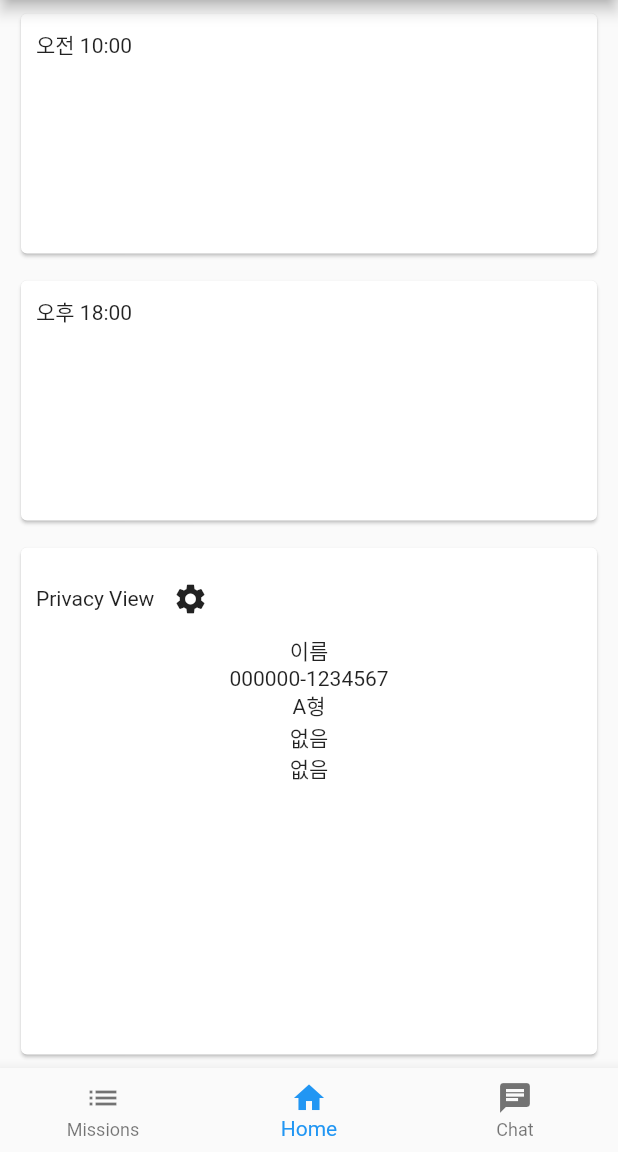
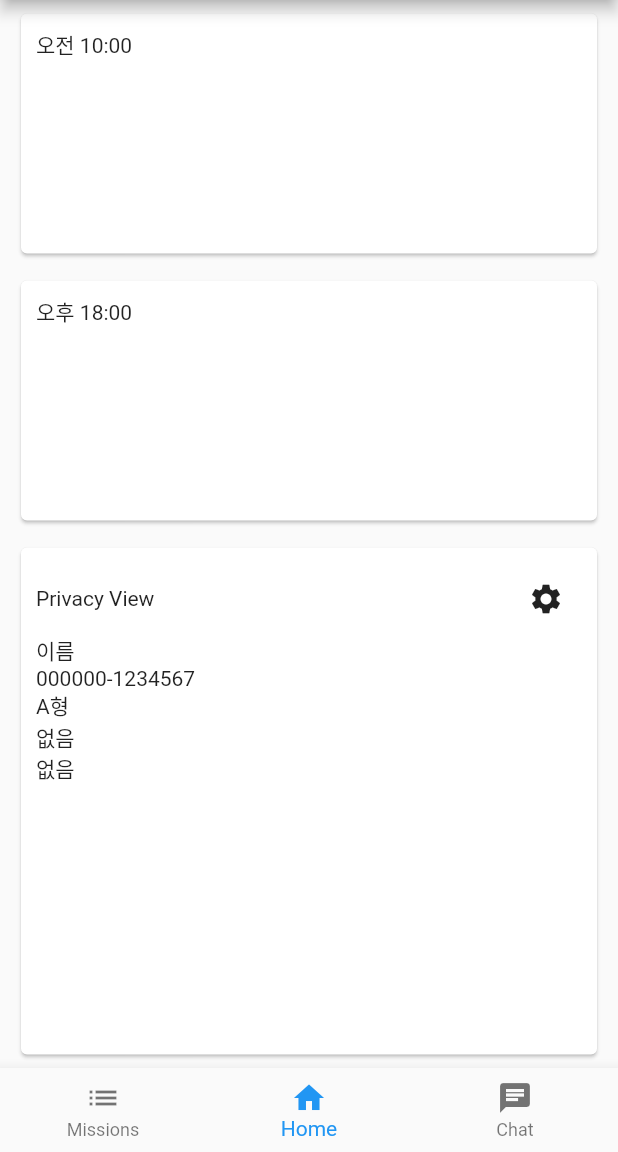
Before and after one commit to GDSC-CAU/Wiro-Flutter-App, a Flutter app: the screen it shows after launch, on a phone screen of 412 x 824 dp, the part 84-1236 px from its top. Run offline on Flutter 3.47's test engine with Material 2 defaults, Android fonts, the phone set to English and light mode, and no system bars.

Commit message:
Update Home.dart : Improved Layout Structure

```diff
--- a/lib/pages/Home.dart
+++ b/lib/pages/Home.dart
@@ -108,12 +108,17 @@ class PrivacyCard extends StatelessWidget {
                   height: double.infinity,
                   width: double.infinity,
                   child: Column(
+                    crossAxisAlignment: CrossAxisAlignment.start,
                     children: [
-                      Row(
-                        children: [
-                          Text("Privacy View"),
-                          IconButton(onPressed: (){}, icon: Icon(Icons.settings))
-                        ]
+                      SizedBox(
+                        child: Row(
+                            mainAxisAlignment: MainAxisAlignment.spaceBetween,
+                            mainAxisSize: MainAxisSize.max,
+                            children: [
+                              Text("Privacy View"),
+                              IconButton(onPressed: (){}, icon: Icon(Icons.settings))
+                            ]
+                        )
                       ),
                       Text(privacyName),
                       Text(privacyID),
```
